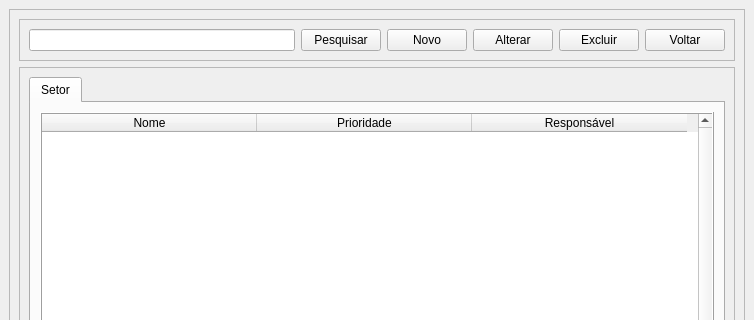
The window that View/Telas/CD_Setor.ui (Blastoles/ProjetoSCGI) describes before a commit, drawn with Qt 5; both pictures show x 0 to 754 and y 0 to 320 of the 754 by 511 pixel window.
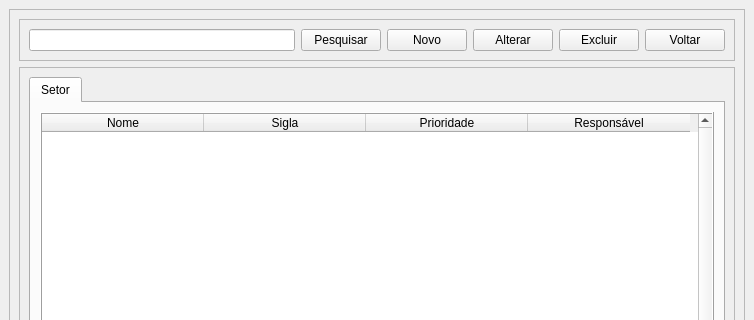
The same window after the commit. Icons and pictures are not drawn.

What changed in the file:
```diff
--- a/View/Telas/CD_Setor.ui
+++ b/View/Telas/CD_Setor.ui
@@ -193,7 +193,7 @@
                    <bool>false</bool>
                   </attribute>
                   <attribute name="horizontalHeaderDefaultSectionSize">
-                   <number>215</number>
+                   <number>162</number>
                   </attribute>
                   <attribute name="horizontalHeaderHighlightSections">
                    <bool>true</bool>
@@ -206,6 +206,11 @@
                     <string>Nome</string>
                    </property>
                   </column>
+                  <column>
+                   <property name="text">
+                    <string>Sigla</string>
+                   </property>
+                  </column>
                   <column>
                    <property name="text">
                     <string>Prioridade</string>
```
